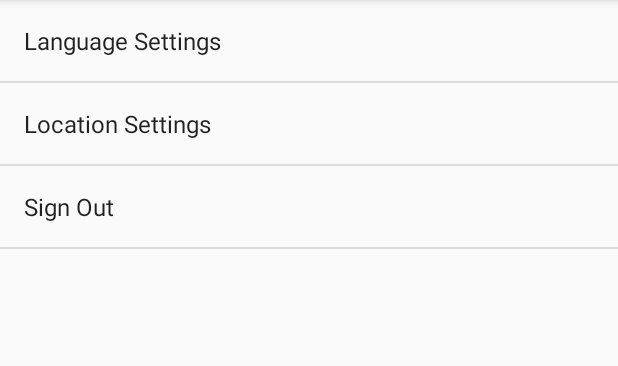
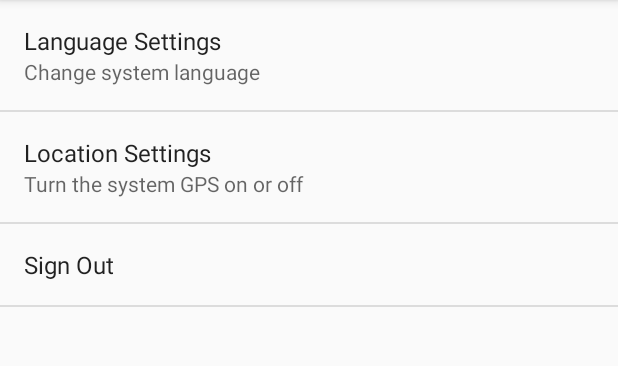
Before and after one commit to PrincessHernandez/TripPlanner_V1, an Android app: the screen it shows after launch once a user with an empty profile is signed in (MainActivity), after a tap on "Settings", on a phone screen of 412 x 824 dp, the part 84-450 px from its top. Run offline under Robolectric (Android 15) with nearby library versions, the phone set to English and light mode, and no system bars; our stand-ins replace Firebase (no records; nobody signed in at launch, a user with empty details on screens opened directly), Picasso; pictures from the network do not load; 1 other tap on this screen came first.

Commit message:
Summary Edits

```diff
--- a/app/src/main/java/travelers/tripplanner/fragments/Settings.java
+++ b/app/src/main/java/travelers/tripplanner/fragments/Settings.java
@@ -36,7 +36,6 @@ public class Settings extends Fragment {
                 .replace(R.id.settings_container, new SettingsFragment())
                 .commit();
 
-
         return view;
     }
 
@@ -52,6 +51,7 @@ public class Settings extends Fragment {
 
             Preference langPref = findPreference("lang_key");
             langPref.setTitle(R.string.lang_settings);
+            langPref.setSummary(R.string.change_lang);
             langPref.setOnPreferenceClickListener(new Preference.OnPreferenceClickListener() {
                 @Override
                 public boolean onPreferenceClick(Preference preference) {
@@ -63,6 +63,7 @@ public class Settings extends Fragment {
 
             Preference locPref = findPreference("location_key");
             locPref.setTitle(R.string.location_settings);
+            locPref.setSummary(R.string.gps_on);
             locPref.setOnPreferenceClickListener(new Preference.OnPreferenceClickListener() {
                @Override
                 public boolean onPreferenceClick(Preference preference) {
--- a/app/src/main/res/values/strings.xml
+++ b/app/src/main/res/values/strings.xml
@@ -88,4 +88,7 @@
     <string name="lang_settings">Language Settings</string>
     <string name="location_settings">Location Settings</string>
     <string name="sign_out">Sign Out</string>
+    <string name="change_lang">Change system language</string>
+    <string name="gps_on">Turn the system GPS on or off</string>
+
 </resources>
--- a/app/src/main/res/xml/settings_fragment_pref.xml
+++ b/app/src/main/res/xml/settings_fragment_pref.xml
@@ -4,11 +4,13 @@
     <Preference
         android:id="@+id/pref1"
         android:key="lang_key"
+        android:summary="Change lang"
         android:title="blank" />
 
     <Preference
         android:id="@+id/pref2"
         android:key="location_key"
+        android:summary="gps"
         android:title="blank" />
 
     <Preference
```
Also changed, not shown: 51 other files.
